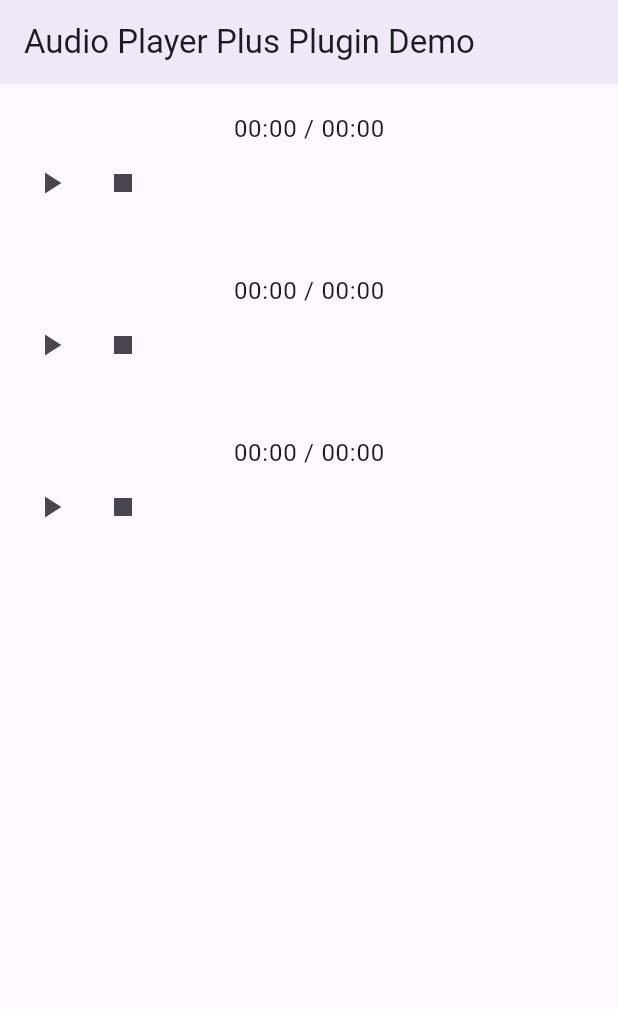
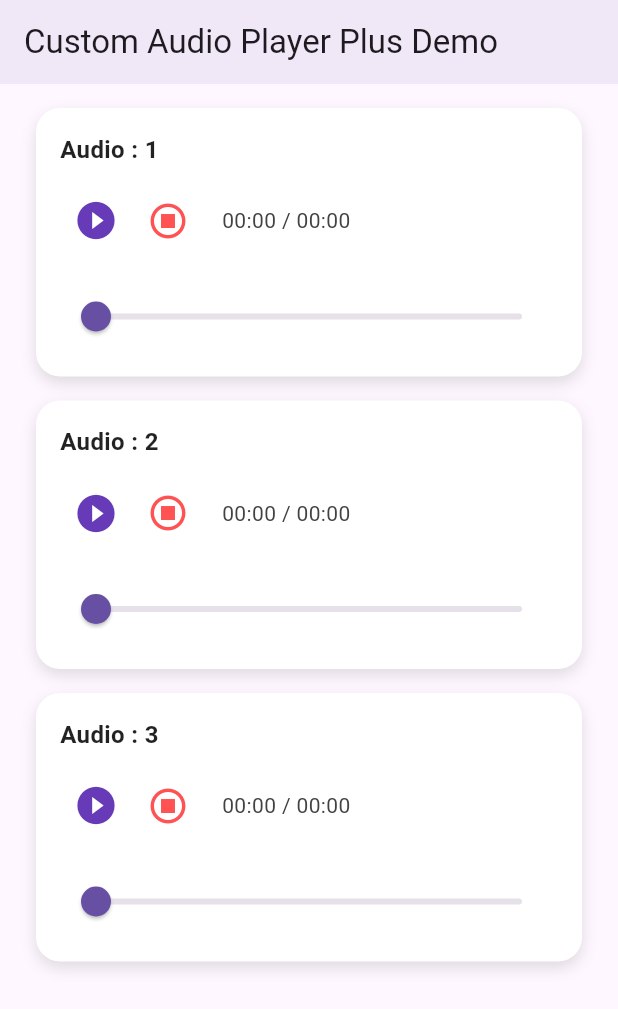
Before and after one commit to ArefkhattabGit/audio_player_plus, a Flutter app: the screen it shows after launch, on a phone screen of 412 x 824 dp. Shown: the top 1009 px of the screen. Run offline on Flutter 3.47's test engine with Material 3 defaults, Android fonts, the phone set to English and light mode, and no system bars; our stand-ins replace audioplayers.

Commit message:
Bump version to 0.1.0, add slider, fix bugs, and update README

```diff
--- a/example/lib/main.dart
+++ b/example/lib/main.dart
@@ -6,39 +6,118 @@ void main() {
 }
 
 class DemoAppState extends StatefulWidget {
-  DemoAppState({super.key});
+  const DemoAppState({super.key});
 
   @override
   State<DemoAppState> createState() => _DemoAppStateState();
 }
 
 class _DemoAppStateState extends State<DemoAppState> {
-  List<String> audioUrls = [
+  final List<String> audioUrls = [
     'https://www.learningcontainer.com/wp-content/uploads/2020/02/Kalimba.mp3',
     'https://commondatastorage.googleapis.com/codeskulptor-demos/DDR_assets/Kangaroo_MusiQue_-_The_Neverwritten_Role_Playing_Game.mp3',
     'https://commondatastorage.googleapis.com/codeskulptor-demos/DDR_assets/Sevish_-__nbsp_.mp3'
   ];
 
+  double parseDurationToSeconds(String duration) {
+    final parts = duration.split(':');
+    final minutes = int.parse(parts[0]);
+    final seconds = int.parse(parts[1]);
+    return (minutes * 60 + seconds).toDouble();
+  }
+
   @override
   Widget build(BuildContext context) {
     return MaterialApp(
       debugShowCheckedModeBanner: false,
-      title: 'Audio Player Plus Plugin Demo',
+      title: 'Custom Audio Player Plus Demo',
       home: Scaffold(
         appBar: AppBar(
-          title: const Text('Audio Player Plus Plugin Demo'),
+          title: const Text('Custom Audio Player Plus Demo'),
           elevation: 4,
         ),
-        body: Center(
-          child: ListView.builder(
-            itemCount: audioUrls.length,
-            itemBuilder: (context, index) =>
-                ListTile(
-                  contentPadding: EdgeInsetsDirectional.all(10),
-                  title: AudioPlayerPlusWidget(
-                    audioPath: audioUrls[index],
-                  ),
-                ),),
+        body: ListView.builder(
+          padding: EdgeInsets.all(8.0),
+          itemCount: audioUrls.length,
+          itemBuilder: (context, index) => AudioPlayerPlus(
+            audioPath: audioUrls[index],
+            customBuilder: (
+              context,
+              isPlaying,
+              currentTime,
+              totalTime,
+              onPlayPause,
+              onStop,
+              onSeek,
+            ) {
+              final currentSeconds = parseDurationToSeconds(currentTime);
+              final totalSeconds = parseDurationToSeconds(totalTime);
+
+              return Container(
+                margin: const EdgeInsets.symmetric(vertical: 8, horizontal: 16),
+                padding: const EdgeInsets.all(16),
+                decoration: BoxDecoration(
+                  color: Colors.white,
+                  borderRadius: BorderRadius.circular(16),
+                  boxShadow: [
+                    BoxShadow(
+                      color: Colors.black12,
+                      blurRadius: 8,
+                      offset: Offset(0, 4),
+                    ),
+                  ],
+                ),
+                child: Column(
+                  crossAxisAlignment: CrossAxisAlignment.start,
+                  children: [
+                    Text(
+                      'Audio : ${index + 1}',
+                      style: TextStyle(
+                        fontSize: 16,
+                        fontWeight: FontWeight.w600,
+                        color: Colors.black87,
+                      ),
+                    ),
+                    const SizedBox(height: 12),
+                    Row(
+                      children: [
+                        IconButton(
+                          iconSize: 30,
+                          icon: Icon(
+                            isPlaying
+                                ? Icons.pause_circle_filled
+                                : Icons.play_circle_fill,
+                            color: Colors.deepPurple,
+                          ),
+                          onPressed: onPlayPause,
+                        ),
+                        IconButton(
+                          iconSize: 28,
+                          icon: Icon(
+                            Icons.stop_circle_outlined,
+                            color: Colors.redAccent,
+                          ),
+                          onPressed: onStop,
+                        ),
+                        const SizedBox(width: 12),
+                        Text(
+                          '$currentTime / $totalTime',
+                          style:
+                              TextStyle(fontSize: 14, color: Colors.grey[800]),
+                        ),
+                      ],
+                    ),
+                    const SizedBox(height: 16),
+                    Slider(
+                        value: currentSeconds,
+                        min: 0,
+                        max: totalSeconds > 0 ? totalSeconds : 1.0,
+                        onChanged: (value) async => await onSeek(value)),
+                  ],
+                ),
+              );
+            },
+          ),
         ),
       ),
     );
--- a/lib/audio_player_plus.dart
+++ b/lib/audio_player_plus.dart
@@ -1,5 +1,4 @@
 library audio_player_plus;
 
-export 'src/audio_player_plus_widget.dart';
-export 'src/audio_player_plus_controls.dart';
-export 'src/utils.dart';
+export 'src/widgets/audio_player_plus_widget.dart';
+export 'src/controllers/audio_player_plus_controls.dart';
--- a/lib/src/audio_player_plus_controls.dart
+++ /dev/null
@@ -1,26 +0,0 @@
-import 'audio_player_plus_widget.dart';
-
-class AudioPlayerController {
-  static final AudioPlayerController _instance = AudioPlayerController._internal();
-  AudioPlayerPlusWidgetState? _currentPlayer;
-
-  /// Get the shared instance of this controller.
-  factory AudioPlayerController() => _instance;
-
-  AudioPlayerController._internal();
-
-  /// Register a player If another one is already playing, stop it.
-  void register(AudioPlayerPlusWidgetState player) {
-    if (_currentPlayer != null && _currentPlayer != player) {
-      _currentPlayer!.stop();
-    }
-    _currentPlayer = player;
-  }
-
-  /// Unregister the player if its the current one.
-  void unregister(AudioPlayerPlusWidgetState player) {
-    if (_currentPlayer == player) {
-      _currentPlayer = null;
-    }
-  }
-}
--- a/lib/src/audio_player_plus_widget.dart
+++ /dev/null
@@ -1,151 +0,0 @@
-import 'package:audio_player_plus/audio_player_plus.dart';
-import 'package:flutter/material.dart';
-import 'package:audioplayers/audioplayers.dart';
-
-class AudioPlayerPlusWidget extends StatefulWidget {
-  final String audioPath;
-
-  /// Optional: pass a custom widget builder to change the UI.
-  final Widget Function(
-      BuildContext context,
-      bool isPlaying,
-      String currentAudioDuration,
-      String endAudioDuration,
-      VoidCallback onPlayPause,
-      VoidCallback onStop,
-      )? customBuilder;
-
-  const AudioPlayerPlusWidget({
-    super.key,
-    required this.audioPath,
-    this.customBuilder,
-  });
-
-  @override
-  AudioPlayerPlusWidgetState createState() => AudioPlayerPlusWidgetState();
-}
-
-class AudioPlayerPlusWidgetState extends State<AudioPlayerPlusWidget> {
-  final AudioPlayer audioPlayer = AudioPlayer();
-
-  Duration current = Duration.zero;
-  Duration total = Duration.zero;
-  bool isPlaying = false;
-
-  @override
-  void initState() {
-    super.initState();
-    loadDuration(); // Get the total audio duration before playing
-    setupDurationListeners(); // Start listening for duration and progress updates
-  }
-
-  /// listeners to update UI with current time and total duration
-  void setupDurationListeners() {
-    audioPlayer.onDurationChanged.listen((d) {
-      setState(() => total = d);
-    });
-
-    audioPlayer.onPositionChanged.listen((p) {
-      setState(() => current = p);
-    });
-
-    audioPlayer.onPlayerComplete.listen((event) {
-      setState(() {
-        isPlaying = false;
-        current = Duration.zero;
-      });
-    });
-  }
-
-  /// Preload the audio to fetch its duration
-  Future<void> loadDuration() async {
-    try {
-      await audioPlayer.setSourceDeviceFile(widget.audioPath);
-      final dur = await audioPlayer.getDuration();
-      if (dur != null) {
-        setState(() => total = dur);
-      }
-    } catch (e) {
-      debugPrint('Failed to load duration: $e');
-    }
-  }
-
-  /// Play the audio and register this player as the active one
-  Future<void> play() async {
-    AudioPlayerController().register(this);
-    await audioPlayer.setSourceDeviceFile(widget.audioPath);
-    await audioPlayer.resume();
-    setState(() => isPlaying = true);
-  }
-
-  /// Pause the audio
-  Future<void> pause() async {
-    await audioPlayer.pause();
-    setState(() => isPlaying = false);
-  }
-
-  /// Stop the audio and reset state
-  Future<void> stop() async {
-    await audioPlayer.stop();
-    setState(() {
-      isPlaying = false;
-      current = Duration.zero;
-    });
-  }
-
-  @override
-  void dispose() {
-    AudioPlayerController().unregister(this);
-    audioPlayer.dispose();
-    super.dispose();
-  }
-
-  /// Toggle between play and pause
-  void togglePlayPause() {
-    isPlaying ? pause() : play();
-  }
-
-  @override
-  Widget build(BuildContext context) {
-    final builder = widget.customBuilder ?? defaultUI;
-    final formattedCurrent = Utils.formatDuration(current);
-    final formattedTotal = Utils.formatDuration(total);
-
-    return builder(
-      context,
-      isPlaying,
-      formattedCurrent,
-      formattedTotal,
-      togglePlayPause,
-      stop,
-    );
-  }
-
-  /// Default UI shown if no custom builder is provided
-  Widget defaultUI(
-      BuildContext context,
-      bool isPlaying,
-      String formattedCurrent,
-      String formattedTotal,
-      VoidCallback onPlayPause,
-      VoidCallback onStop,
-      ) {
-    return Column(
-      children: [
-        Text("$formattedCurrent / $formattedTotal"),
-        Row(
-          children: [
-            IconButton(
-              icon: Icon(isPlaying ? Icons.pause : Icons.play_arrow),
-              onPressed: onPlayPause,
-            ),
-            IconButton(
-              icon: const Icon(Icons.stop),
-              onPressed: onStop,
-            ),
-          ],
-        ),
-      ],
-    );
-  }
-}
--- a/lib/src/utils.dart
+++ /dev/null
@@ -1,9 +0,0 @@
-class Utils {
-  Utils._();
-
-  static String formatDuration(Duration d) {
-    final minutes = d.inMinutes.remainder(60).toString().padLeft(2, '0');
-    final seconds = d.inSeconds.remainder(60).toString().padLeft(2, '0');
-    return "$minutes:$seconds";
-  }
-}
--- /dev/null
+++ b/lib/src/utils/utils.dart
@@ -0,0 +1,9 @@
+class Utils {
+  Utils._();
+  static String formatDuration(Duration duration) {
+    String twoDigits(int n) => n.toString().padLeft(2, '0');
+    final minutes = twoDigits(duration.inMinutes.remainder(60));
+    final seconds = twoDigits(duration.inSeconds.remainder(60));
+    return '$minutes:$seconds';
+  }
+}
--- /dev/null
+++ b/lib/src/widgets/audio_player_plus_widget.dart
@@ -0,0 +1,252 @@
+import 'package:flutter/material.dart';
+import 'package:audioplayers/audioplayers.dart';
+
+import '../../audio_player_plus.dart';
+import '../utils/utils.dart';
+
+class AudioPlayerPlus extends StatefulWidget {
+  /// audio file source
+  final String audioPath;
+  /// show the audio slider default Ui
+  final bool showAudioSlider;
+  final Widget Function(
+    BuildContext context,
+    bool isPlaying,
+    String currentAudioDuration,
+    String endAudioDuration,
+    VoidCallback onPlayPause,
+    VoidCallback onStop,
+    Function(double) onSeek,
+  )? customBuilder;
+
+  final Color? activeTrackColor;
+  final Color? inactiveTrackColor;
+  final Color? thumbColor;
+  final Color? overlayColor;
+  final double? trackHeight;
+
+  const AudioPlayerPlus({
+    super.key,
+    required this.audioPath,
+    this.customBuilder,
+    this.showAudioSlider = true,
+    this.activeTrackColor,
+    this.inactiveTrackColor,
+    this.thumbColor,
+    this.overlayColor,
+    this.trackHeight,
+  });
+
+  @override
+  AudioPlayerPlusState createState() => AudioPlayerPlusState();
+}
+
+class AudioPlayerPlusState extends State<AudioPlayerPlus> {
+  /// Audio player instance
+  final AudioPlayer audioPlayer = AudioPlayer();
+
+  /// Current playback position
+  Duration current = Duration.zero;
+
+  /// Total duration of the audio
+  Duration total = Duration.zero;
+
+  /// Track if the audio is playing
+  bool isPlaying = false;
+
+
+  @override
+  void initState() {
+    super.initState();
+    loadDuration();
+    setupDurationListeners();
+    final savedPosition = AudioPlayerController.instance.getSavedPosition(widget.audioPath);
+    if (savedPosition != null) {
+      setCurrentPosition(savedPosition);
+    }
+  }
+
+  /// Listen to changes in the audio duration and position
+  void setupDurationListeners() {
+    audioPlayer.onDurationChanged.listen((d) {
+      setState(() => total = d);
+    });
+
+    audioPlayer.onPositionChanged.listen((p) {
+      setState(() => current = p);
+    });
+
+    audioPlayer.onPlayerComplete.listen((event) {
+      setState(() {
+        isPlaying = false;
+        // Reset the current position
+        current = Duration.zero;
+        // Reset saved position
+        AudioPlayerController.instance.resetPosition(widget.audioPath);
+      });
+    });
+  }
+
+  Future<void> loadDuration() async {
+    try {
+      await audioPlayer.setSourceUrl(widget.audioPath);
+      final dur = await audioPlayer.getDuration();
+      if (dur != null) {
+        setState(() => total = dur);
+      }
+    } catch (e) {
+      debugPrint('Failed to load duration: $e');
+    }
+  }
+  // play audio control
+  Future<void> play() async {
+    // Register the player controller
+    AudioPlayerController.instance.register(this);
+    await audioPlayer.setSourceUrl(widget.audioPath);
+
+    final savedPosition = AudioPlayerController.instance.getSavedPosition(widget.audioPath);
+    if (savedPosition != null && savedPosition > Duration.zero) {
+      // Seek to the saved position if any
+      await audioPlayer.seek(savedPosition);
+      // Update the current position
+      setCurrentPosition(savedPosition);
+    }
+
+    await audioPlayer.resume();
+    setState(() => isPlaying = true);
+  }
+
+  /// pause audio control
+  Future<void> pause() async {
+    await audioPlayer.pause();
+    AudioPlayerController.instance.savePosition(widget.audioPath, current);
+    setState(() => isPlaying = false);
+  }
+
+  /// stop audio control
+  Future<void> stop() async {
+    await audioPlayer.stop();
+    AudioPlayerController.instance.resetPosition(widget.audioPath); // Reset position
+    setState(() {
+      isPlaying = false; // Update the play state to stopped
+      current = Duration.zero; // Reset the position to the start
+    });
+  }
+  /// Update the current position
+  void setCurrentPosition(Duration position) {
+    setState(() {
+      current = position;
+    });
+  }
+
+  Future<void> seekTo(double value) async {
+    /// Convert the value to a Duration
+    final position = Duration(seconds: value.toInt());
+    /// Seek to the new position
+    await audioPlayer.seek(position);
+    setCurrentPosition(position);
+    /// Save the new position
+    AudioPlayerController.instance.savePosition(widget.audioPath, position);
+  }
+
+  @override
+  void dispose() {
+    AudioPlayerController.instance.unregister(this);
+    audioPlayer.dispose();
+    super.dispose();
+  }
+
+  void togglePlayPause() {
+    isPlaying ? pause() : play();
+  }
+
+  @override
+  Widget build(BuildContext context) {
+    /// Use custom builder or default UI
+    final builder = widget.customBuilder ?? defaultUI;
+
+    /// Format position duration
+    final formattedCurrent = Utils.formatDuration(current);
+    final formattedTotal = Utils.formatDuration(total);
+
+    return builder(
+      context,
+      isPlaying,
+      formattedCurrent,
+      formattedTotal,
+      togglePlayPause,
+      stop,
+      seekTo,
+    );
+  }
+
+  Widget defaultUI(
+    BuildContext context,
+    bool isPlaying,
+    String formattedCurrent,
+    String formattedTotal,
+    VoidCallback onPlayPause,
+    VoidCallback onStop,
+    Function(double) onSeek,
+  ) {
+    return Column(
+      mainAxisSize: MainAxisSize.min,
+      children: [
+        /// Display current and total duration
+        Text("$formattedCurrent / $formattedTotal",
+          style: const TextStyle(
+            fontSize: 16,
+            fontWeight: FontWeight.w500,
+            color: Colors.black87,
+          ),
+        ),
+        const SizedBox(height: 8),
+        if (widget.showAudioSlider) ...[
+          SliderTheme(
+            data: SliderTheme.of(context).copyWith(
+              activeTrackColor: widget.activeTrackColor ?? Colors.blueAccent,
+              inactiveTrackColor: widget.inactiveTrackColor ?? Colors.grey[300],
+              thumbColor: widget.thumbColor ?? Colors.blueAccent,
+              overlayColor: widget.overlayColor ?? Colors.blue.withOpacity(0.2),
+              trackHeight: widget.trackHeight ?? 4.0,
+              thumbShape: const RoundSliderThumbShape(enabledThumbRadius: 8.0),
+            ),
+            child: Slider(
+              value: current.inSeconds.toDouble(),
+              /// Current position in seconds
+              max: total.inSeconds.toDouble() > 0
+                  ? total.inSeconds.toDouble()
+                  : 1.0,
+
+              onChanged: (value) {
+                onSeek(value);
+              },
+            ),
+          ),
+          const SizedBox(height: 8),
+        ],
+        Row(
+          mainAxisAlignment: MainAxisAlignment.center,
+          children: [
+            IconButton(
+              icon: Icon(
+                isPlaying ? Icons.pause : Icons.play_arrow,
+                color: Colors.blueAccent,
+                size: 32,
+              ),
+              onPressed: onPlayPause,
+            ),
+            IconButton(
+              icon: const Icon(
+                Icons.stop,
+                color: Colors.redAccent,
+                size: 32,
+              ),
+              onPressed: onStop,
+            ),
+          ],
+        ),
+      ],
+    );
+  }
+}
--- a/pubspec.yaml
+++ b/pubspec.yaml
@@ -1,6 +1,6 @@
 name: audio_player_plus
 description: "A simple audio player widget to preview and control media sounds ."
-version: 0.0.3
+version: 0.1.0
 homepage: https://github.com/ArefkhattabGit/audio_player_plus.git
 
 environment:
```
Also changed, not shown: lib/src/controllers/audio_player_plus_controls.dart (added, +70 -0 lines), 4 other files.
